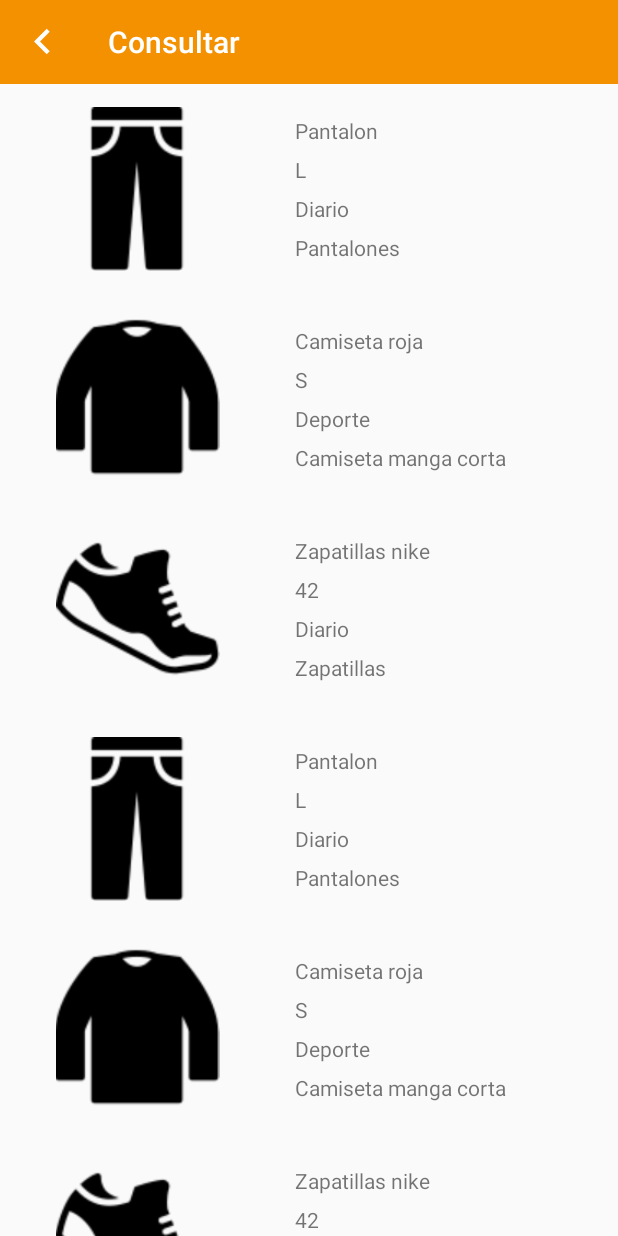
After one commit to ismaelcg1/armarioVirtual, an Android app: the ActividadConsultar screen opened directly, with no data from a screen before it, on a phone screen of 412 x 824 dp. The commit adds this screen. Run offline under Robolectric (Android 15) with nearby library versions, the phone set to English and light mode, and no system bars.

Commit message:
Añadiendo recyclerView, adaptador, clase prenda, incluida interfaz sencilla de consultar (datos de prueba)

```diff
--- a/app/src/main/AndroidManifest.xml
+++ b/app/src/main/AndroidManifest.xml
@@ -44,6 +44,9 @@
             android:name="com.example.armariovirtual.ActividadAddPrenda"
             android:theme="@style/AppTheme.NoActionBar"/>
         <activity
+            android:name="com.example.armariovirtual.ActividadConsultar"
+            android:theme="@style/AppTheme.NoActionBar"/>
+        <activity
             android:name="com.example.armariovirtual.MiCuenta"
             android:theme="@style/AppTheme.NoActionBar"/>
         <activity
--- /dev/null
+++ b/app/src/main/java/com/example/armariovirtual/ActividadConsultar.java
@@ -0,0 +1,122 @@
+package com.example.armariovirtual;
+
+import android.os.Bundle;
+import android.support.v7.app.AppCompatActivity;
+import android.support.v7.widget.LinearLayoutManager;
+import android.support.v7.widget.RecyclerView;
+import android.support.v7.widget.Toolbar;
+import android.view.View;
+import android.widget.ImageView;
+
+import java.util.ArrayList;
+
+public class ActividadConsultar extends AppCompatActivity implements View.OnClickListener{
+
+    private RecyclerView listaPrendas;
+    private ImageView imagenPrenda;
+    private ArrayList<Prenda> prendas;
+    private Toolbar appToolbar;
+
+    @Override
+    protected void onCreate(Bundle savedInstanceState) {
+        super.onCreate(savedInstanceState);
+        setContentView(R.layout.actividad_consultar);
+        // Toobar
+        appToolbar = findViewById(R.id.appToolbar);
+        appToolbar.setTitle(R.string.texto3MainActivityDrawer);
+        appToolbar.setNavigationIcon(R.drawable.atras_34dp);
+        appToolbar.setNavigationOnClickListener(new View.OnClickListener() {
+            @Override
+            public void onClick(View v) {
+                finish();
+            }
+        });
+
+        listaPrendas = findViewById(R.id.recyclerConsultar);
+        imagenPrenda = findViewById(R.id.imagenPrenda);
+
+        listaPrendas.setOnClickListener(this);
+
+        // ----------------------------------------
+        // TODO arraylist de prueba
+        ArrayList<Prenda> prendas = new ArrayList<>();
+        // Aquí introducimos los datos en el array, su foto y su texto
+        prendas.add(new Prenda( "Pantalon", "L", "Diario",
+                "Azul", "Otoño", "Parte inferior",
+                "Pantalones", R.drawable.pantalones_r100));
+        prendas.add(new Prenda( "Camiseta roja", "S", "Deporte",
+                "Rojo", "Primavera", "Parte superior",
+                "Camiseta manga corta", R.drawable.sueter_r100));
+        prendas.add(new Prenda( "Zapatillas nike", "42", "Diario",
+                "Azul", "Otoño", "Calzado",
+                "Zapatillas", R.drawable.zapatillas_r100));
+        prendas.add(new Prenda( "Pantalon", "L", "Diario",
+                "Azul", "Otoño", "Parte inferior",
+                "Pantalones", R.drawable.pantalones_r100));
+        prendas.add(new Prenda( "Camiseta roja", "S", "Deporte",
+                "Rojo", "Primavera", "Parte superior",
+                "Camiseta manga corta", R.drawable.sueter_r100));
+        prendas.add(new Prenda( "Zapatillas nike", "42", "Diario",
+                "Azul", "Otoño", "Calzado",
+                "Zapatillas", R.drawable.zapatillas_r100));
+        prendas.add(new Prenda( "Pantalon", "L", "Diario",
+                "Azul", "Otoño", "Parte inferior",
+                "Pantalones", R.drawable.pantalones_r100));
+        prendas.add(new Prenda( "Camiseta roja", "S", "Deporte",
+                "Rojo", "Primavera", "Parte superior",
+                "Camiseta manga corta", R.drawable.sueter_r100));
+        prendas.add(new Prenda( "Zapatillas nike", "42", "Diario",
+                "Azul", "Otoño", "Calzado",
+                "Zapatillas", R.drawable.zapatillas_r100));
+        prendas.add(new Prenda( "Pantalon", "L", "Diario",
+                "Azul", "Otoño", "Parte inferior",
+                "Pantalones", R.drawable.pantalones_r100));
+        prendas.add(new Prenda( "Camiseta roja", "S", "Deporte",
+                "Rojo", "Primavera", "Parte superior",
+                "Camiseta manga corta", R.drawable.sueter_r100));
+        prendas.add(new Prenda( "Zapatillas nike", "42", "Diario",
+                "Azul", "Otoño", "Calzado",
+                "Zapatillas", R.drawable.zapatillas_r100));
+        prendas.add(new Prenda( "Pantalon", "L", "Diario",
+                "Azul", "Otoño", "Parte inferior",
+                "Pantalones", R.drawable.pantalones_r100));
+        prendas.add(new Prenda( "Camiseta roja", "S", "Deporte",
+                "Rojo", "Primavera", "Parte superior",
+                "Camiseta manga corta", R.drawable.sueter_r100));
+        prendas.add(new Prenda( "Zapatillas nike", "42", "Diario",
+                "Azul", "Otoño", "Calzado",
+                "Zapatillas", R.drawable.zapatillas_r100));
+        prendas.add(new Prenda( "Pantalon", "L", "Diario",
+                "Azul", "Otoño", "Parte inferior",
+                "Pantalones", R.drawable.pantalones_r100));
+        prendas.add(new Prenda( "Camiseta roja", "S", "Deporte",
+                "Rojo", "Primavera", "Parte superior",
+                "Camiseta manga corta", R.drawable.sueter_r100));
+        prendas.add(new Prenda( "Zapatillas nike", "42", "Diario",
+                "Azul", "Otoño", "Calzado",
+                "Zapatillas", R.drawable.zapatillas_r100));
+        // ----------------------------------------
+
+
+        // Hay que crear en la carpeta values un fichero dimens.xml y crear ahí list_space
+        // SpaceItemDecoration nos dará error, hay que crear una clase: Alt+Intro
+        listaPrendas.addItemDecoration(new SpaceItemDecoration(this, R.dimen.list_space_recycler_consultar, true, true));
+        // Con esto el tamaño del recyclerwiew no cambiará
+        listaPrendas.setHasFixedSize(true);
+
+        // Creo un layoutmanager para el recyclerview
+        LinearLayoutManager llm = new LinearLayoutManager(this);
+        listaPrendas.setLayoutManager(llm);
+
+        // Creamos un adaptadorF para incluirlo en la listaOptimizada -> RecyclerView
+        AdaptadorPrendas adaptadorPrendas = new AdaptadorPrendas(this, prendas);
+        listaPrendas.setAdapter(adaptadorPrendas);
+        adaptadorPrendas.refrescar();
+    }
+
+
+    @Override
+    public void onClick(View v) {
+
+    }
+}
--- /dev/null
+++ b/app/src/main/java/com/example/armariovirtual/AdaptadorPrendas.java
@@ -0,0 +1,105 @@
+package com.example.armariovirtual;
+
+import android.content.Context;
+import android.support.design.widget.Snackbar;
+import android.support.v7.widget.RecyclerView;
+import android.view.LayoutInflater;
+import android.view.View;
+import android.view.ViewGroup;
+import android.widget.ImageView;
+import android.widget.TextView;
+
+import java.util.ArrayList;
+
+public class AdaptadorPrendas extends RecyclerView.Adapter<AdaptadorPrendas.HolderPrenda> {
+
+    private ArrayList<Prenda> prendas;
+    private Context contexto;
+
+    public static class HolderPrenda extends RecyclerView.ViewHolder {
+        TextView nombre, talla, estilo, subcategoria;
+        ImageView imagenPrenda;
+
+        HolderPrenda(View itemView) {
+            super(itemView);
+            nombre = itemView.findViewById(R.id.nombrePrenda);
+            talla = itemView.findViewById(R.id.tallaPrenda);
+            estilo = itemView.findViewById(R.id.estiloPrenda);
+            subcategoria = itemView.findViewById(R.id.subcategoriaPrenda);
+            imagenPrenda = itemView.findViewById(R.id.imagenPrenda);
+        }
+    }
+
+    public AdaptadorPrendas(Context contexto, ArrayList<Prenda> prendas) {
+        this.contexto = contexto;
+        this.prendas = prendas;
+    }
+
+    /**
+     * Agrega los datos que queramos mostrar
+     *
+     * @param datos Datos a mostrar, prendas
+     */
+    public void add(ArrayList<Prenda> datos) {
+        prendas.clear();
+        prendas.addAll(datos);
+    }
+
+    /**
+     * Actualiza los datos del ReciclerView
+     */
+    public void refrescar() {
+        notifyDataSetChanged();
+    }
+
+
+    @Override
+    public HolderPrenda onCreateViewHolder(ViewGroup parent, int viewType) {
+        View v = LayoutInflater.from(parent.getContext()).inflate(R.layout.list_item_prendas, parent, false);
+        HolderPrenda pvh = new HolderPrenda(v);
+        return pvh;
+    }
+
+
+    @Override
+    public void onBindViewHolder(final HolderPrenda prendaDeTurno, int position) {
+        // Ponemos los datos correspondientes a las prendas de posicion position
+        prendaDeTurno.nombre.setText(prendas.get(position).getNombrePrenda());
+        prendaDeTurno.talla.setText(prendas.get(position).getTallaPrenda());
+        prendaDeTurno.estilo.setText(prendas.get(position).getEstiloPrenda());
+        prendaDeTurno.subcategoria.setText(prendas.get(position).getSubcategoriaPrenda());
+
+        prendaDeTurno.imagenPrenda.setImageResource(prendas.get(position).getImagenPrenda());
+
+        prendaDeTurno.imagenPrenda.setOnClickListener(new View.OnClickListener(){
+            // Hacemos View.OnClickListener() y nos referimos a cuando se va a 'seleccionar un elemento'
+            @Override
+            public void onClick(View v) {
+
+                switch (v.getId()) {
+
+                    case R.id.imagenPrenda: // Aquí es cuando se pulsa la imagen de la prenda
+
+                            Snackbar snackbar1 = Snackbar.make (v, "Has pulsado "+prendaDeTurno.nombre.getText(), Snackbar.LENGTH_SHORT);
+                            snackbar1.show ();
+                        break;
+                }
+            }
+        });
+    }
+
+    /**
+     *
+     * @return Tamaño del array de prendas
+     */
+    @Override
+    public int getItemCount() {
+        return prendas.size();
+    }
+
+    @Override
+    public void onAttachedToRecyclerView(RecyclerView recyclerView) {
+        super.onAttachedToRecyclerView(recyclerView);
+    }
+
+}
--- a/app/src/main/java/com/example/armariovirtual/MainActivityDrawer.java
+++ b/app/src/main/java/com/example/armariovirtual/MainActivityDrawer.java
@@ -102,7 +102,8 @@ public class MainActivityDrawer extends AppCompatActivity
         } else if (id == R.id.eliminar_elemento) {
 
         } else if (id == R.id.consultar_elemento) {
-
+            intent = new Intent(this, ActividadConsultar.class);
+            startActivity(intent);
         } else if (id == R.id.intercambio) {
 
         } else if (id == R.id.configuracion_usuario) {
--- /dev/null
+++ b/app/src/main/java/com/example/armariovirtual/Prenda.java
@@ -0,0 +1,106 @@
+package com.example.armariovirtual;
+
+public class Prenda {
+
+    private String nombrePrenda, tallaPrenda, estiloPrenda, color, epocaPrenda, categoriaPrenda, subcategoriaPrenda;
+    private int imagenPrenda;
+    private boolean estado_limpio;
+
+    public Prenda (String nombrePrenda, String tallaPrenda, String estiloPrenda, String color, String epocaPrenda,
+                   String categoriaPrenda, String subcategoriaPrenda, int imagenPrenda) {
+        this.nombrePrenda = nombrePrenda;
+        this.tallaPrenda = tallaPrenda;
+        this.estiloPrenda = estiloPrenda;
+        this.color = color;
+        this.epocaPrenda = epocaPrenda;
+        this.categoriaPrenda = categoriaPrenda;
+        this.subcategoriaPrenda = subcategoriaPrenda;
+        this.imagenPrenda = imagenPrenda;
+        estado_limpio = true;
+    }
+
+    public String getNombrePrenda() {
+        return nombrePrenda;
+    }
+
+    public void setNombrePrenda(String nombrePrenda) {
+        this.nombrePrenda = nombrePrenda;
+    }
+
+    public String getTallaPrenda() {
+        return tallaPrenda;
+    }
+
+    public void setTallaPrenda(String tallaPrenda) {
+        this.tallaPrenda = tallaPrenda;
+    }
+
+    public String getEstiloPrenda() {
+        return estiloPrenda;
+    }
+
+    public void setEstiloPrenda(String estiloPrenda) {
+        this.estiloPrenda = estiloPrenda;
+    }
+
+    public String getColor() {
+        return color;
+    }
+
+    public void setColor(String color) {
+        this.color = color;
+    }
+
+    public String getEpocaPrenda() {
+        return epocaPrenda;
+    }
+
+    public void setEpocaPrenda(String epocaPrenda) {
+        this.epocaPrenda = epocaPrenda;
+    }
+
+    public String getCategoriaPrenda() {
+        return categoriaPrenda;
+    }
+
+    public void setCategoriaPrenda(String categoriaPrenda) {
+        this.categoriaPrenda = categoriaPrenda;
+    }
+
+    public String getSubcategoriaPrenda() {
+        return subcategoriaPrenda;
+    }
+
+    public void setSubcategoriaPrenda(String subcategoriaPrenda) {
+        this.subcategoriaPrenda = subcategoriaPrenda;
+    }
+
+    public int getImagenPrenda() {
+        return imagenPrenda;
+    }
+
+    public void setImagenPrenda(int imagenPrenda) {
+        this.imagenPrenda = imagenPrenda;
+    }
+
+    public boolean isEstado_limpio() {
+        return estado_limpio;
+    }
+
+    public void setEstado_limpio(boolean estado_limpio) {
+        this.estado_limpio = estado_limpio;
+    }
+
+    public String toString() {
+        return "Prenda:\n" +
+                "nombrePrenda='" + nombrePrenda + '\'' +
+                ", tallaPrenda='" + tallaPrenda + '\'' +
+                ", estiloPrenda='" + estiloPrenda + '\'' +
+                ", color='" + color + '\'' +
+                ", epocaPrenda='" + epocaPrenda + '\'' +
+                ", categoriaPrenda='" + categoriaPrenda + '\'' +
+                ", subcategoriaPrenda='" + subcategoriaPrenda + '\'' +
+                ", imagenPrenda='" + imagenPrenda + '\'' +
+                ", estado_limpio=" + estado_limpio;
+    }
+}
--- /dev/null
+++ b/app/src/main/java/com/example/armariovirtual/SpaceItemDecoration.java
@@ -0,0 +1,9 @@
+package com.example.armariovirtual;
+
+import android.support.v7.widget.RecyclerView;
+
+class SpaceItemDecoration extends RecyclerView.ItemDecoration {
+    public SpaceItemDecoration(ActividadConsultar Activity, int list_space, boolean b, boolean b1) {
+
+    }
+}
--- /dev/null
+++ b/app/src/main/res/layout/actividad_consultar.xml
@@ -0,0 +1,29 @@
+<?xml version="1.0" encoding="utf-8"?>
+<LinearLayout xmlns:android="http://schemas.android.com/apk/res/android"
+    android:layout_width="match_parent"
+    android:layout_height="match_parent"
+    android:orientation="vertical">
+
+    <LinearLayout
+        android:layout_width="match_parent"
+        android:layout_height="wrap_content"
+        android:orientation="vertical">
+
+        <include
+            android:id="@+id/appToolbar"
+            layout="@layout/clase_toolbar" />
+
+    </LinearLayout>
+
+    <LinearLayout
+        android:layout_width="match_parent"
+        android:layout_height="match_parent"
+        android:orientation="vertical">
+
+        <android.support.v7.widget.RecyclerView
+            android:id="@+id/recyclerConsultar"
+            android:layout_width="match_parent"
+            android:layout_height="match_parent" />
+    </LinearLayout>
+
+</LinearLayout>
--- /dev/null
+++ b/app/src/main/res/layout/list_item_prendas.xml
@@ -0,0 +1,58 @@
+<?xml version="1.0" encoding="utf-8"?>
+<LinearLayout
+    xmlns:android="http://schemas.android.com/apk/res/android"
+    xmlns:app="http://schemas.android.com/apk/res-auto"
+    android:layout_width="match_parent"
+    android:layout_height="wrap_content">
+
+    <LinearLayout
+        android:layout_width="match_parent"
+        android:layout_height="match_parent"
+        android:layout_weight="10"
+        android:orientation="vertical">
+
+        <ImageView
+            android:id="@+id/imagenPrenda"
+            style="@style/estiloImagenListItemPrendas"
+            android:layout_width="match_parent"
+            android:layout_height="140sp"
+            app:srcCompat="@mipmap/ic_launcher" />
+    </LinearLayout>
+
+    <LinearLayout
+        style="@style/estiloLayoutTextosListItemPrendas"
+        android:layout_width="match_parent"
+        android:layout_height="match_parent"
+        android:layout_weight="8"
+        android:orientation="vertical">
+
+        <TextView
+            android:id="@+id/nombrePrenda"
+            style="@style/estiloTextosListItemPrendas"
+            android:layout_width="match_parent"
+            android:layout_height="wrap_content"
+            android:text="NOMBRE:" />
+
+        <TextView
+            android:id="@+id/tallaPrenda"
+            style="@style/estiloTextosListItemPrendas"
+            android:layout_width="match_parent"
+            android:layout_height="wrap_content"
+            android:text="TALLA:" />
+
+        <TextView
+            android:id="@+id/estiloPrenda"
+            style="@style/estiloTextosListItemPrendas"
+            android:layout_width="match_parent"
+            android:layout_height="wrap_content"
+            android:text="ESTILO:" />
+
+        <TextView
+            android:id="@+id/subcategoriaPrenda"
+            style="@style/estiloTextosListItemPrendas"
+            android:layout_width="match_parent"
+            android:layout_height="wrap_content"
+            android:text="SUBCATEGORIA:" />
+    </LinearLayout>
+
+</LinearLayout>
--- a/app/src/main/res/values/dimens.xml
+++ b/app/src/main/res/values/dimens.xml
@@ -6,4 +6,6 @@
     <dimen name="nav_header_height">176dp</dimen>
     <dimen name="fab_margin">16dp</dimen>
 
+    <dimen name="list_space_recycler_consultar">12dp</dimen>
+
 </resources>
--- a/app/src/main/res/values/strings.xml
+++ b/app/src/main/res/values/strings.xml
@@ -100,12 +100,14 @@
     <string name="configuracionMainActivityDrawer">Configuración</string>
     <string name="appMainActivityDrawer">Operaciones</string>
 
+
+
     <!-- Textos MiCuenta -->
     <string name="nombreActividadMiCuenta">Mi cuenta</string>
     <string name="correoMiCuenta">%1$s</string>
     <string name="alturaMiCuenta">Mi altura es: <u>%1$d</u> cm</string>
     <string name="pesoMiCuenta">Mi peso es: <u>%1$d</u> Kg</string>
-    <string name="tallaMiCuenta">Mi talla es: <u>%1$s</u></string>
+    <string name="tallaMiCuenta">Mi tallaPrenda es: <u>%1$s</u></string>
     <string name="caracteristicasAppMiCuenta">Características:</string>
     <string name="opcionesAppMiCuenta">Opciones de mi Armario Virtual:</string>
     <string name="cerrarSesionMiCuenta">Cerrar sesión</string>
@@ -148,7 +150,7 @@
     <string name="pictureDialogTituloActividadInsertar">Seleccione una acción:</string>
     <string name="pictureDialogGaleriaActividadInsertar">Seleccionar foto de Galería</string>
     <string name="pictureDialogRealizarFotoActividadInsertar">Hacer una foto</string>
-    <string name="subcategoriaErrorActividadInsertar">Para elegir subcategoria, por favor, elija primero una categoría</string>
+    <string name="subcategoriaErrorActividadInsertar">Para elegir subcategoriaPrenda, por favor, elija primero una categoría</string>
 
     <!-- TEXTOS Informacion -->
     <string name="nombreInicialActividadInformacion">Información</string>
@@ -164,10 +166,10 @@
 
     <!-- NumberPickerString -->
 
-    <string name="tallaNumberPickerString">Selecciona la talla de la prenda:</string>
+    <string name="tallaNumberPickerString">Selecciona la tallaPrenda de la prenda:</string>
     <string name="epocaNumberPickerString">Selecciona estación del año para ponerte la prenda:</string>
     <string name="colorNumberPickerString">Selecciona el color principal de la prenda:</string>
-    <string name="estiloNumberPickerString">Elige el estilo de la prenda:</string>
+    <string name="estiloNumberPickerString">Elige el estiloPrenda de la prenda:</string>
     <string name="categoriaNumberPickerString">Elige la categoría de la prenda:</string>
     <string name="subcategoriaNumberPickerString">Elige la subtegoría de la prenda:</string>
 
--- a/app/src/main/res/values/styles.xml
+++ b/app/src/main/res/values/styles.xml
@@ -408,5 +408,21 @@
         <item name="android:textStyle">bold</item>
     </style>
 
+    <!-- List_item_prendas -->
+
+    <style name="estiloImagenListItemPrendas">
+        <item name="android:padding">15sp</item>
+        <item name="android:gravity">center</item>
+    </style>
+
+    <style name="estiloLayoutTextosListItemPrendas">
+        <item name="android:padding">10sp</item>
+        <item name="android:gravity">center</item>
+    </style>
+
+    <style name="estiloTextosListItemPrendas">
+        <item name="android:textSize">14sp</item>
+        <item name="android:padding">3sp</item>
+    </style>
 
 </resources>
```
Also changed, not shown: app/src/main/res/values-v21/ic_launcher_background.xml (renamed from app/src/main/res/values/ic_launcher_background.xml), 1 other file.
